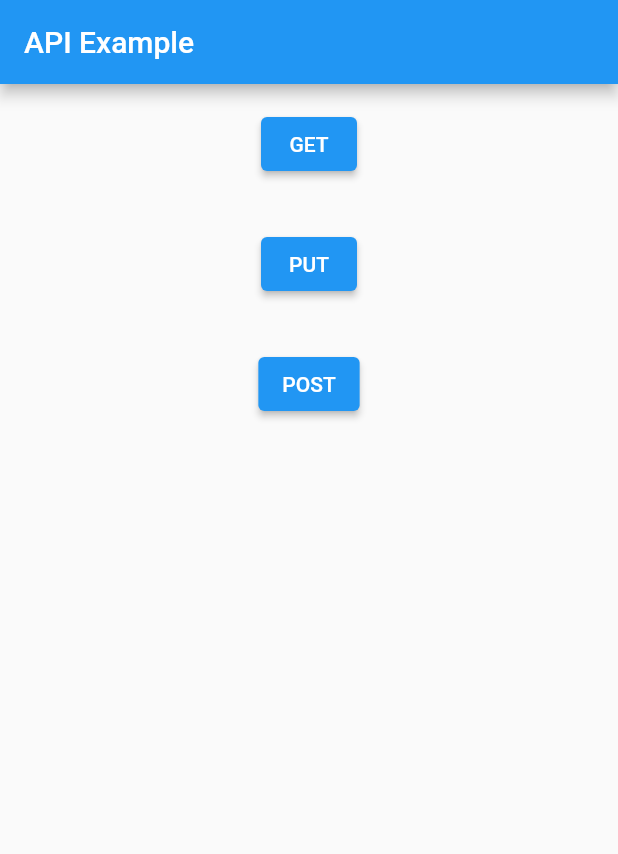
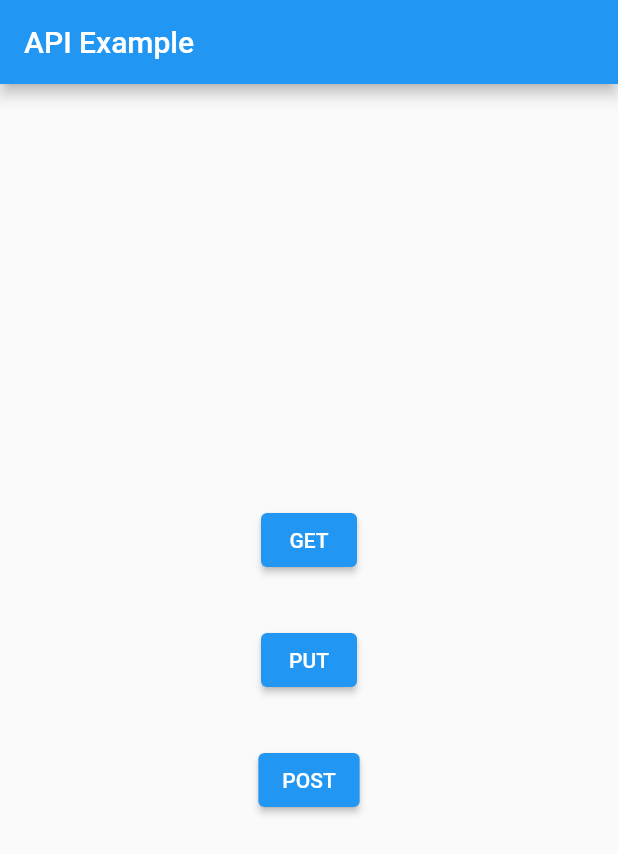
Before and after one commit to truntrun/Flutter_API, a Flutter app: the screen it shows after launch, on a phone screen of 412 x 824 dp. Shown: the top 854 px of the screen. Run offline on Flutter 3.47's test engine with Material 2 defaults, Android fonts, the phone set to English and light mode, and no system bars.

Commit message:
everything's working

```diff
--- /dev/null
+++ b/api_project/lib/API/homePage.dart
@@ -0,0 +1,82 @@
+import 'package:api_project/API/getmethod.dart';
+import 'package:api_project/API/postmethod.dart';
+import 'package:api_project/API/putmethod.dart';
+import 'package:flutter/material.dart';
+
+class firstPage extends StatefulWidget {
+  const firstPage({Key? key}) : super(key: key);
+
+  @override
+  _firstPageState createState() => _firstPageState();
+}
+
+class _firstPageState extends State<firstPage> {
+  @override
+  Widget build(BuildContext context) {
+    return MaterialApp(
+      title: 'API Example',
+      theme: ThemeData(
+        primarySwatch: Colors.blue,
+      ),
+      home: Scaffold(
+        appBar: AppBar(
+          title: const Text('API Example'),
+        ),
+        body: Center(
+          child: Column(
+            mainAxisAlignment: MainAxisAlignment.center,
+              crossAxisAlignment: CrossAxisAlignment.center,
+              children: [
+                Center(
+                  child: Container(
+                      alignment: Alignment.center,
+                      padding: const EdgeInsets.all(8.0),
+                      margin: const EdgeInsets.all(8.0),
+                      child: ElevatedButton(
+                        onPressed: () {
+                          Navigator.push(context,
+                              MaterialPageRoute(builder: (context) => getmethod()));
+                        },
+                        child: Text("GET"),
+                      )
+                  ),
+                ),
+                Container(
+                    alignment: Alignment.center,
+                    padding: const EdgeInsets.all(8.0),
+                    margin: const EdgeInsets.all(8.0),
+                    child: ElevatedButton(
+                      onPressed: () {
+                        Navigator.push(
+                          context,
+                          MaterialPageRoute(builder: (context) => putmethod()),
+                        );
+                      },
+                      child: Text("PUT"),
+                    )
+                ),
+                Container(
+                    alignment: Alignment.center,
+                    padding: const EdgeInsets.all(8.0),
+                    margin: const EdgeInsets.all(8.0),
+                    child: ElevatedButton(
+                      onPressed: () {
+                        Navigator.push(
+                          context,
+                          MaterialPageRoute(builder: (context) => postmethod()),
+                        );
+                      },
+                      child: Text("POST"),
+                    )
+                ),
+
+              ]
+          ),
+        ),
+
+
+      ),
+
+    );
+  }
+}
--- a/api_project/lib/main.dart
+++ b/api_project/lib/main.dart
@@ -1,92 +1,21 @@
-
-
-import 'package:api_project/API/getmethod.dart';
-import 'package:api_project/API/postmethod.dart';
-import 'package:api_project/API/putmethod.dart';
+import 'package:api_project/API/homePage.dart';
 import 'package:flutter/material.dart';
-import 'package:http/http.dart' as http;
 
 void main() {
   runApp(const MyApp());
 }
 
-class MyApp extends StatefulWidget {
+class MyApp extends StatelessWidget {
   const MyApp({Key? key}) : super(key: key);
-
-  @override
-  _MyAppState createState() {
-    return _MyAppState();
-  }
-}
-
-class _MyAppState extends State<MyApp> {
 
   @override
   Widget build(BuildContext context) {
     return MaterialApp(
-      title: 'API Example',
+      title: 'Flutter Demo',
       theme: ThemeData(
         primarySwatch: Colors.blue,
       ),
-      home: Scaffold(
-        appBar: AppBar(
-          title: const Text('API Example'),
-        ),
-        body: Center(
-          child: Column(
-            children:<Widget> [
-              Center(
-                child: Container(
-                alignment: Alignment.center,
-                padding: const EdgeInsets.all(8.0),
-                    margin: const EdgeInsets.all(8.0),
-                child: ElevatedButton(
-                  onPressed: () {
-                    Navigator.push(
-                    context,
-                    MaterialPageRoute(builder: (context) => getmethod()),
-                      );
-                    },
-                  child: Text("GET"),
-                )
-                ),
-              ),
-              Container(
-                  alignment: Alignment.center,
-                  padding: const EdgeInsets.all(8.0),
-                  margin: const EdgeInsets.all(8.0),
-                  child: ElevatedButton(
-                    onPressed: () {
-                      Navigator.push(
-                        context,
-                        MaterialPageRoute(builder: (context) => putmethod()),
-                      );
-                    },
-                    child: Text("PUT"),
-                  )
-              ),
-              Container(
-                  alignment: Alignment.center,
-                  padding: const EdgeInsets.all(8.0),
-                  margin: const EdgeInsets.all(8.0),
-                  child: ElevatedButton(
-                    onPressed: () {
-                      Navigator.push(
-                        context,
-                        MaterialPageRoute(builder: (context) => postmethod()),
-                      );
-                    },
-                    child: Text("POST"),
-                  )
-              ),
-
-          ]
-          ),
-        ),
-
-
-        ),
-
+      home: firstPage(),
     );
   }
 }
```
Also changed, not shown: api_project/lib/API/getmethod.dart (+12 -1 lines), api_project/lib/API/postmethod.dart (+9 -0 lines), api_project/lib/API/putmethod.dart (+9 -0 lines).
